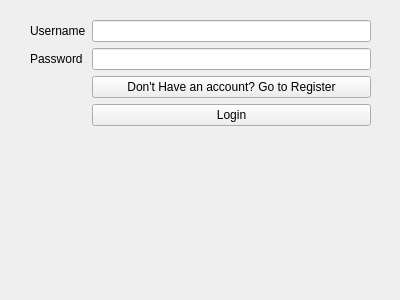
Above: windows/Login/login.ui from hamidreza2005/PlanetVsZombies before the change. Below: the same form after it.
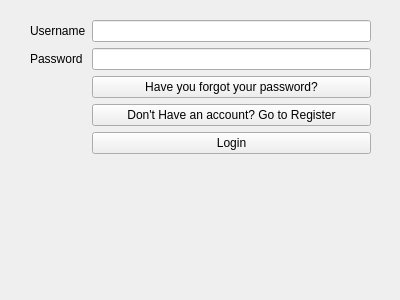
That is the form after the change.

Commit message: add reset password to the client

What changed in the file:
```diff
--- a/windows/Login/login.ui
+++ b/windows/Login/login.ui
@@ -47,20 +47,27 @@
       </property>
      </widget>
     </item>
-    <item row="3" column="1">
+    <item row="4" column="1">
      <widget class="QPushButton" name="submit">
       <property name="text">
        <string>Login</string>
       </property>
      </widget>
     </item>
-    <item row="2" column="1">
+    <item row="3" column="1">
      <widget class="QPushButton" name="registerLink">
       <property name="text">
        <string>Don't Have an account? Go to Register</string>
       </property>
      </widget>
     </item>
+    <item row="2" column="1">
+     <widget class="QPushButton" name="resetPassword">
+      <property name="text">
+       <string>Have you forgot your password?</string>
+      </property>
+     </widget>
+    </item>
    </layout>
   </widget>
  </widget>
```
The commit also changes 14 other files.
